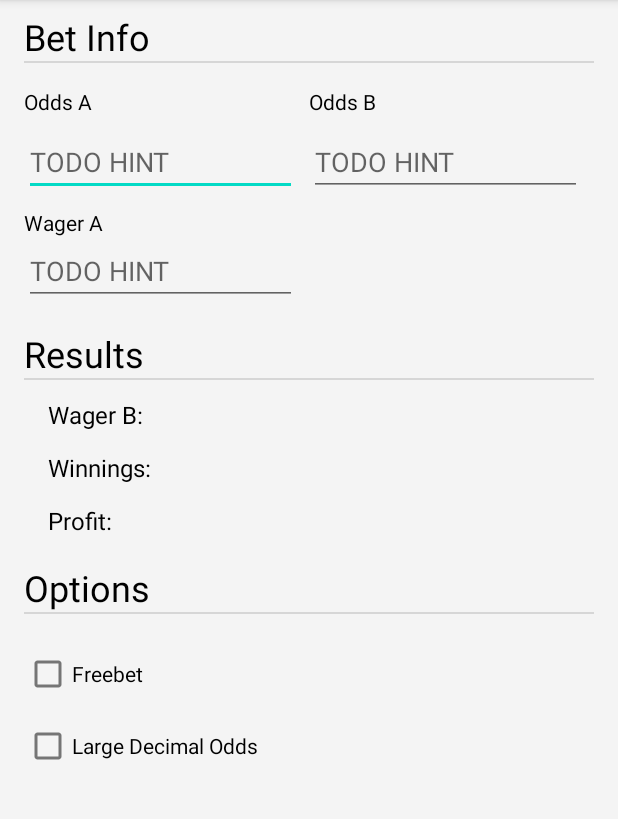
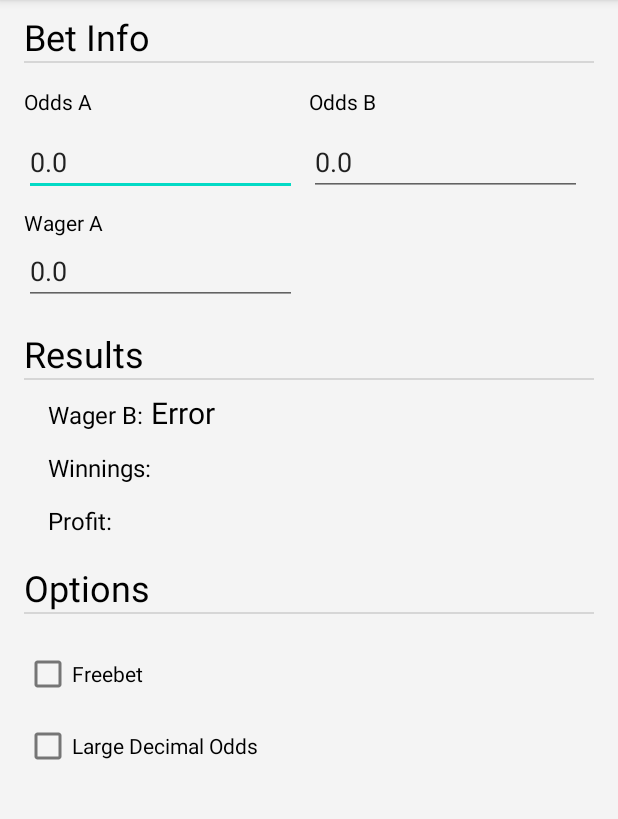
Before and after one commit to michaelberg12/BetCalculatorApp, an Android app: the screen it shows after launch (MainActivity), on a phone screen of 412 x 824 dp, the part 84-903 px from its top. Run offline under Robolectric (Android 15) with nearby library versions, the phone set to English and light mode, and no system bars; our stand-ins replace navigation-ui.

Commit message:
UI work started

```diff
--- a/app/src/main/java/com/csci448/bet_calc/ui/calculator/CalculatorFragment.kt
+++ b/app/src/main/java/com/csci448/bet_calc/ui/calculator/CalculatorFragment.kt
@@ -1,20 +1,24 @@
 package com.csci448.bet_calc.ui.calculator
 
 import android.os.Bundle
+import android.util.Log
 import android.view.LayoutInflater
 import android.view.View
 import android.view.ViewGroup
+import androidx.core.widget.addTextChangedListener
 import androidx.fragment.app.Fragment
 import androidx.lifecycle.ViewModelProvider
+import com.csci448.bet_calc.R
 import com.csci448.bet_calc.databinding.FragmentHomeBinding
+import com.csci448.bet_calc.utility.ArbCalculator
+import java.lang.Exception
+import kotlin.math.absoluteValue
 
 class CalculatorFragment : Fragment() {
 
     private lateinit var calculatorVM: CalculatorVM
+
     private var _binding: FragmentHomeBinding? = null
-
-    // This property is only valid between onCreateView and
-    // onDestroyView.
     private val binding get() = _binding!!
 
     override fun onCreateView(inflater: LayoutInflater, container: ViewGroup?, savedInstanceState: Bundle?): View {
@@ -23,11 +27,64 @@ class CalculatorFragment : Fragment() {
         _binding = FragmentHomeBinding.inflate(inflater, container, false)
         val root: View = binding.root
 
+        binding.oddsAIn.addTextChangedListener { oddsA ->
+            calculatorVM.oddsA = oddsA.toString().toDouble().absoluteValue
+            updateUI()
+        }
+
+        binding.oddsBIn.addTextChangedListener { oddsB ->
+            calculatorVM.oddsB = oddsB.toString().toDouble().absoluteValue
+            updateUI()
+        }
+
+        binding.wagerAIn.addTextChangedListener { wagerAIn ->
+            calculatorVM.wagerA = wagerAIn.toString().toDouble().absoluteValue
+            updateUI()
+        }
+
+        binding.decimalOdds.setOnClickListener { updateUI() }
+        binding.freebet.setOnClickListener { updateUI() }
+
+        updateUI()
         return root
+    }
+
+    override fun onResume() {
+        super.onResume()
+
+        //reload the past info
+        binding.oddsAIn.setText(calculatorVM.oddsA.toString())
+        binding.oddsBIn.setText(calculatorVM.oddsB.toString())
+        binding.wagerAIn.setText(calculatorVM.wagerA.toString())
     }
 
     override fun onDestroyView() {
         super.onDestroyView()
         _binding = null
     }
+
+    private fun updateUI(){
+        try {
+            val returnBundle = ArbCalculator.calculateArb(calculatorVM.oddsA,
+                calculatorVM.oddsB,
+                calculatorVM.wagerA,
+                binding.decimalOdds.isChecked,
+                binding.freebet.isChecked,
+                requireContext())
+
+
+            binding.wagerBText.text = returnBundle.getDouble("wager").toString()
+
+            return
+        }catch (e: Exception) {
+            if(e.message != null){
+                Log.e("calculator", "Return Bundle exception throw: " + e.message!!)
+            }else{
+                Log.e("calculator", "Return Bundle exception throw: No message")
+            }
+        }
+
+        binding.wagerBText.text = getString(R.string.error)
+
+    }
 }
--- a/app/src/main/java/com/csci448/bet_calc/ui/calculator/CalculatorVM.kt
+++ b/app/src/main/java/com/csci448/bet_calc/ui/calculator/CalculatorVM.kt
@@ -5,9 +5,7 @@ import androidx.lifecycle.MutableLiveData
 import androidx.lifecycle.ViewModel
 
 class CalculatorVM : ViewModel() {
-
-    private val _text = MutableLiveData<String>().apply {
-        value = "This is home Fragment"
-    }
-    val text: LiveData<String> = _text
+    var oddsA: Double = 0.0
+    var oddsB: Double = 0.0
+    var wagerA: Double = 0.0
 }
--- a/app/src/main/java/com/csci448/bet_calc/utility/ArbCalculator.kt
+++ b/app/src/main/java/com/csci448/bet_calc/utility/ArbCalculator.kt
@@ -1,11 +1,13 @@
 package com.csci448.bet_calc.utility
 
+import android.content.Context
 import android.os.Bundle
+import com.csci448.bet_calc.R
 import java.lang.Exception
 
 object ArbCalculator {
 
-    fun calculateArb(oddsA: Double, oddsB: Double, wagerA: Double = 1.0, decimal_override:Boolean = false, freebet:Boolean = false): Bundle {
+    fun calculateArb(oddsA: Double, oddsB: Double, wagerA: Double = 1.0, decimal_override:Boolean, freebet:Boolean, context: Context): Bundle {
 
         var oddsAMut = oddsA
         var oddsBMut = oddsB
@@ -28,14 +30,14 @@ object ArbCalculator {
         val returnBundle  = Bundle()
         if (!freebet) {
             val winnings = oddsAMut * wagerA
-            returnBundle.putDouble("winnings", winnings)
-            returnBundle.putDouble("wager", winnings / oddsBMut)
 
+            returnBundle.putDouble(context.resources.getString(R.string.winningsCalcBundle), winnings)
+            returnBundle.putDouble(context.resources.getString(R.string.wagerCalcBundle), winnings / oddsBMut)
             return returnBundle
         }
         val winnings = (oddsAMut * wagerA) - wagerA
-        returnBundle.putDouble("winnings", winnings)
-        returnBundle.putDouble("wager", winnings / oddsBMut)
+        returnBundle.putDouble(context.resources.getString(R.string.winningsCalcBundle), winnings)
+        returnBundle.putDouble(context.resources.getString(R.string.wagerCalcBundle), winnings / oddsBMut)
 
         return returnBundle
     }
--- a/app/src/main/res/values/strings.xml
+++ b/app/src/main/res/values/strings.xml
@@ -29,4 +29,8 @@
 
     <string name="about">About</string>
     <string name="settings">Settings</string>
+    <string name="error">Error</string>
+
+    <string name="wagerCalcBundle">wager</string>
+    <string name="winningsCalcBundle">winnings</string>
 </resources>
```
